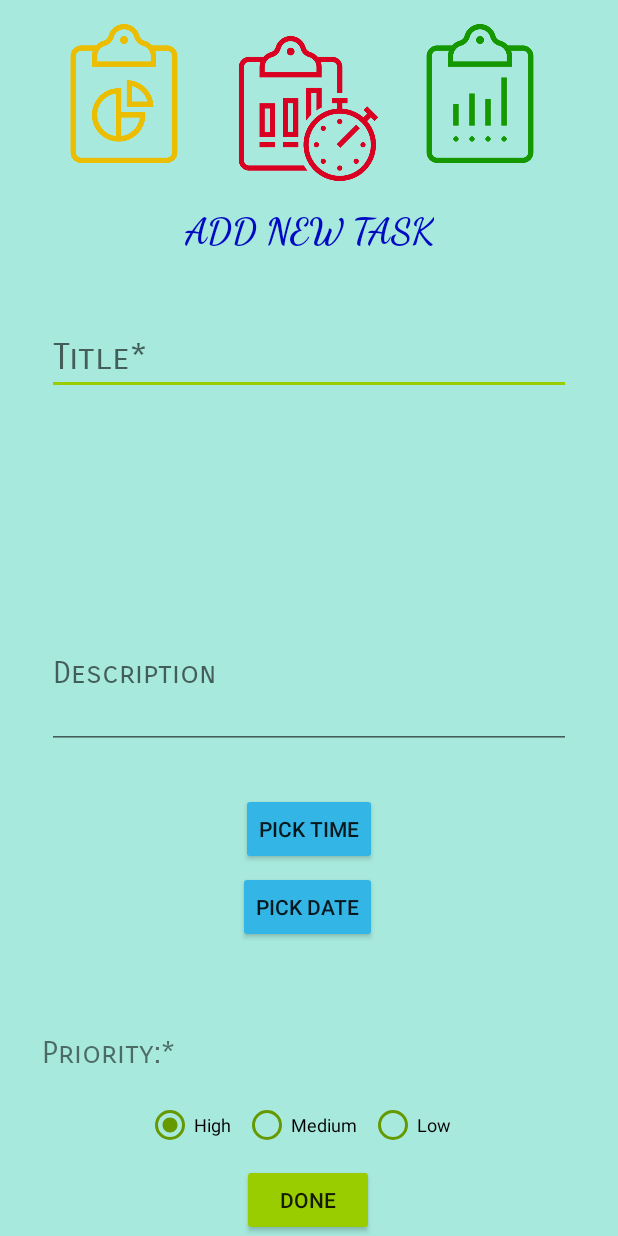
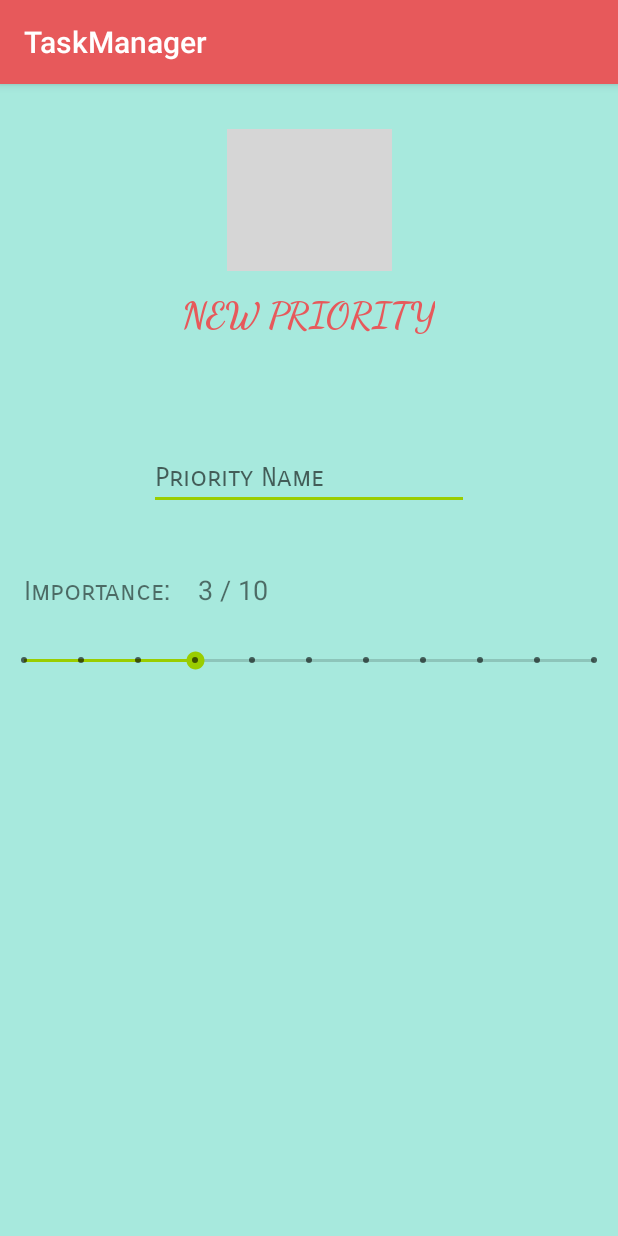
Before and after one commit to Ambrz77/comfy-manager-app, an Android app: the screen it shows after launch (AddTask before the commit, NewPriority after it), on a phone screen of 412 x 824 dp. Run offline under Robolectric (Android 15) with nearby library versions, the light colour scheme and no system bars; grey boxes are pictures that could not be loaded.

Commit message:
Priority Activity Designed & Defined! (Consists Toast & SeekBar)

```diff
--- a/app/src/main/AndroidManifest.xml
+++ b/app/src/main/AndroidManifest.xml
@@ -9,10 +9,11 @@
         android:roundIcon="@mipmap/ic_launcher_round"
         android:supportsRtl="true"
         android:theme="@style/AppTheme">
+        <activity android:name=".NewPriority"></activity>
         <activity
             android:name=".AddTask"
             android:label="@string/title_activity_add_task"
-            android:theme="@style/AppTheme.NoActionBar"></activity>
+            android:theme="@style/AppTheme.NoActionBar" />
         <activity android:name=".MainActivity">
             <intent-filter>
                 <action android:name="android.intent.action.MAIN" />
--- a/app/src/main/java/com/example/alireza/taskmanager/MainActivity.java
+++ b/app/src/main/java/com/example/alireza/taskmanager/MainActivity.java
@@ -15,7 +15,7 @@ public class MainActivity extends AppCompatActivity {
         setRequestedOrientation(ActivityInfo.SCREEN_ORIENTATION_PORTRAIT);
 
         //Intent for Login Page Test:
-        Intent NewIntent = new Intent(getApplicationContext(), AddTask.class);
+        Intent NewIntent = new Intent(getApplicationContext(), NewPriority.class);
         startActivity(NewIntent);
 
         super.onCreate(savedInstanceState);
--- /dev/null
+++ b/app/src/main/java/com/example/alireza/taskmanager/NewPriority.java
@@ -0,0 +1,48 @@
+package com.example.alireza.taskmanager;
+
+import android.content.pm.ActivityInfo;
+import android.support.v7.app.AppCompatActivity;
+import android.os.Bundle;
+import android.widget.SeekBar;
+import android.widget.TextView;
+import android.widget.Toast;
+
+public class NewPriority extends AppCompatActivity {
+    SeekBar seekBar;
+    TextView textView;
+
+    @Override
+    protected void onCreate(Bundle savedInstanceState) {
+        setRequestedOrientation(ActivityInfo.SCREEN_ORIENTATION_PORTRAIT);
+        super.onCreate(savedInstanceState);
+        setContentView(R.layout.activity_new_priority);
+        SBar();
+    }
+    public void SBar(){
+        seekBar = (SeekBar)findViewById(R.id.seekBar);
+        textView = (TextView)findViewById(R.id.textView);
+        textView.setText(seekBar.getProgress() + " / " + seekBar.getMax());
+
+
+        seekBar.setOnSeekBarChangeListener(new SeekBar.OnSeekBarChangeListener() {
+            int progress_value;
+            @Override
+            public void onProgressChanged(SeekBar seekBar, int progress, boolean fromUser) {
+                progress_value=progress;
+                textView.setText(progress + " / " + seekBar.getMax());
+                Toast.makeText(NewPriority.this, "SeekBar in progress", Toast.LENGTH_LONG).show();
+            }
+
+            @Override
+            public void onStartTrackingTouch(SeekBar seekBar) {
+                Toast.makeText(NewPriority.this, "Start Tracking", Toast.LENGTH_LONG).show();
+            }
+
+            @Override
+            public void onStopTrackingTouch(SeekBar seekBar) {
+                textView.setText(progress_value + " / " + seekBar.getMax());
+                Toast.makeText(NewPriority.this, "Stoped Tracking", Toast.LENGTH_LONG).show();
+            }
+        });
+    }
+}
--- /dev/null
+++ b/app/src/main/res/layout/activity_new_priority.xml
@@ -0,0 +1,82 @@
+<?xml version="1.0" encoding="utf-8"?>
+<android.support.constraint.ConstraintLayout xmlns:android="http://schemas.android.com/apk/res/android"
+    xmlns:app="http://schemas.android.com/apk/res-auto"
+    xmlns:tools="http://schemas.android.com/tools"
+    android:layout_width="match_parent"
+    android:layout_height="match_parent"
+    tools:context=".NewPriority">
+
+    <TextView
+        android:id="@+id/textView4"
+        android:layout_width="wrap_content"
+        android:layout_height="wrap_content"
+        android:layout_marginStart="22dp"
+        android:layout_marginBottom="72dp"
+        android:fontFamily="cursive"
+        android:text="New Priority"
+        android:textAllCaps="true"
+        android:textColor="@color/colorAccent"
+        android:textSize="24sp"
+        android:textStyle="bold"
+        app:layout_constraintBottom_toTopOf="@+id/editText"
+        app:layout_constraintStart_toStartOf="@+id/editText" />
+
+    <ImageView
+        android:id="@+id/imageView4"
+        android:layout_width="110dp"
+        android:layout_height="0dp"
+        android:layout_marginTop="30dp"
+        android:layout_marginBottom="14dp"
+        app:layout_constraintBottom_toTopOf="@+id/textView4"
+        app:layout_constraintEnd_toEndOf="parent"
+        app:layout_constraintStart_toStartOf="parent"
+        app:layout_constraintTop_toTopOf="parent"
+        app:srcCompat="@drawable/priority" />
+
+    <EditText
+        android:id="@+id/editText"
+        android:layout_width="wrap_content"
+        android:layout_height="wrap_content"
+        android:layout_marginBottom="43dp"
+        android:ems="10"
+        android:fontFamily="sans-serif-smallcaps"
+        android:hint="Priority Name"
+        android:inputType="textPersonName"
+        app:layout_constraintBottom_toTopOf="@+id/textView5"
+        app:layout_constraintEnd_toEndOf="parent"
+        app:layout_constraintStart_toStartOf="parent" />
+
+    <TextView
+        android:id="@+id/textView5"
+        android:layout_width="wrap_content"
+        android:layout_height="wrap_content"
+        android:layout_marginStart="16dp"
+        android:fontFamily="sans-serif-smallcaps"
+        android:text="Importance:"
+        android:textSize="18sp"
+        app:layout_constraintBaseline_toBaselineOf="@+id/textView"
+        app:layout_constraintStart_toStartOf="parent" />
+
+    <SeekBar
+        android:id="@+id/seekBar"
+        style="@style/Widget.AppCompat.SeekBar.Discrete"
+        android:layout_width="0dp"
+        android:layout_height="wrap_content"
+        android:max="10"
+        android:progress="3"
+        app:layout_constraintBottom_toBottomOf="parent"
+        app:layout_constraintEnd_toEndOf="parent"
+        app:layout_constraintStart_toStartOf="parent"
+        app:layout_constraintTop_toTopOf="parent" />
+
+    <TextView
+        android:id="@+id/textView"
+        android:layout_width="wrap_content"
+        android:layout_height="wrap_content"
+        android:layout_marginStart="18dp"
+        android:layout_marginBottom="26dp"
+        android:textSize="18sp"
+        app:layout_constraintBottom_toTopOf="@+id/seekBar"
+        app:layout_constraintStart_toEndOf="@+id/textView5" />
+
+</android.support.constraint.ConstraintLayout>
--- a/app/src/main/res/values/colors.xml
+++ b/app/src/main/res/values/colors.xml
@@ -2,6 +2,6 @@
 <resources>
     <color name="colorPrimary">#9ACD00</color>
     <color name="colorPrimaryDark">#000AC2</color>
-    <color name="colorAccent">#e7595b</color>
+    <color name="colorAccent">#E7595B</color>
     <color name="background_material_light">#a7e9dd</color>
 </resources>
```
